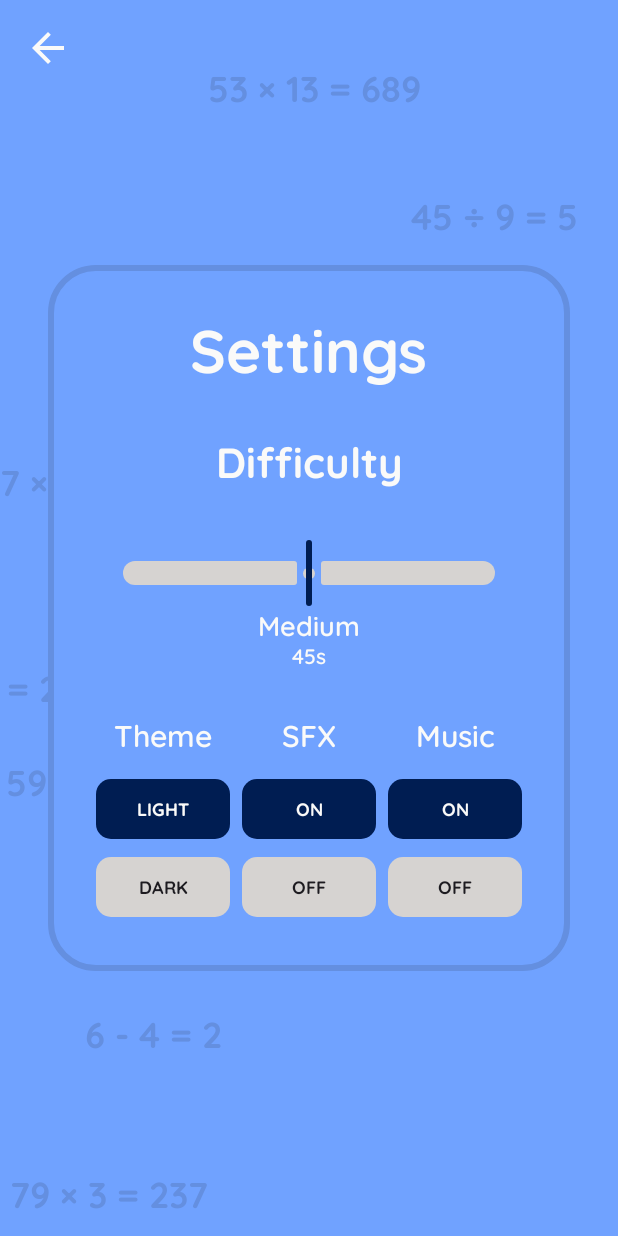
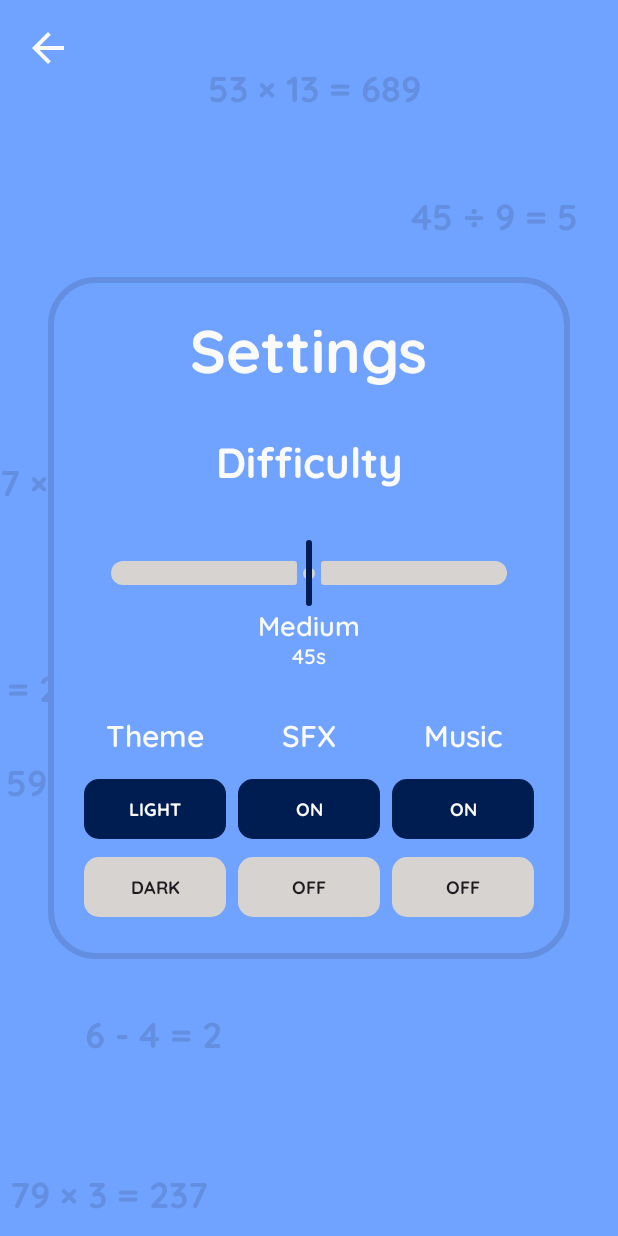
Before and after one commit to frichards17/QuickMaths, an Android app built with Jetpack Compose: the screen it shows after launch (MainActivity), after a tap on "SETTINGS", on a phone screen of 412 x 824 dp. Run offline under Robolectric (Android 15) with nearby library versions, the phone set to English and light mode, and no system bars.

```diff
--- a/app/src/main/java/com/frankrichards/quickmaths/components/CustomButton.kt
+++ b/app/src/main/java/com/frankrichards/quickmaths/components/CustomButton.kt
@@ -55,10 +55,10 @@ fun MenuButton_Preview(){
     }
 }
 
-@Preview(uiMode = Configuration.UI_MODE_NIGHT_YES)
+@Preview(uiMode = Configuration.UI_MODE_NIGHT_YES, widthDp = 110)
 @Composable
 fun MenuButton_Preview2(){
     QuickMathsTheme {
-        CustomButton("Click Me", onClick = {}, enabled = false)
+        CustomButton("Dark", onClick = {}, enabled = false)
     }
 }
--- a/app/src/main/java/com/frankrichards/quickmaths/components/PreferenceToggle.kt
+++ b/app/src/main/java/com/frankrichards/quickmaths/components/PreferenceToggle.kt
@@ -60,7 +60,7 @@ fun PreferenceToggle(
             text = secondaryButtonText,
             onClick = { onButtonPress(false) },
             textStyle = MaterialTheme.typography.buttonSmall,
-            textPadding = 2.dp,
+            textPadding = 0.dp,
             color = if(isPrimarySelected){
                 MaterialTheme.colorScheme.surface
             }else{
--- a/app/src/main/java/com/frankrichards/quickmaths/screens/MainMenu.kt
+++ b/app/src/main/java/com/frankrichards/quickmaths/screens/MainMenu.kt
@@ -44,7 +44,7 @@ fun MainMenu(
     val darkModeState by viewModel.settings.darkModeFlow.collectAsState(initial = false)
 
     LaunchedEffect(showButtons){
-        delay(1500)
+        delay(1000)
         showButtons = true
     }
 
--- a/app/src/main/java/com/frankrichards/quickmaths/screens/Settings.kt
+++ b/app/src/main/java/com/frankrichards/quickmaths/screens/Settings.kt
@@ -10,6 +10,7 @@ import androidx.compose.foundation.layout.padding
 import androidx.compose.foundation.layout.size
 import androidx.compose.foundation.shape.RoundedCornerShape
 import androidx.compose.material.icons.Icons
+import androidx.compose.material.icons.automirrored.filled.ArrowBack
 import androidx.compose.material.icons.filled.ArrowBack
 import androidx.compose.material3.Icon
 import androidx.compose.material3.IconButton
@@ -119,7 +120,7 @@ fun Settings(
                 modifier = Modifier.padding(8.dp)
             ) {
                 Icon(
-                    Icons.Filled.ArrowBack,
+                    Icons.AutoMirrored.Filled.ArrowBack,
                     "Back Icon",
                     tint = MaterialTheme.colorScheme.lightText,
                     modifier = Modifier.size(32.dp)
@@ -146,7 +147,7 @@ fun Settings(
                         width = 4.dp,
                         shape = RoundedCornerShape((32.dp))
                     )
-                    .padding(32.dp)
+                    .padding(24.dp)
             ){
                 Text(
                     "Settings",
```
Also changed, not shown: app/src/main/ic_launcher-playstore.png, app/src/main/res/mipmap-hdpi/ic_launcher.webp, app/src/main/res/mipmap-hdpi/ic_launcher_foreground.webp, app/src/main/res/mipmap-hdpi/ic_launcher_round.webp, app/src/main/res/mipmap-mdpi/ic_launcher.webp, app/src/main/res/mipmap-mdpi/ic_launcher_foreground.webp, app/src/main/res/mipmap-mdpi/ic_launcher_round.webp, app/src/main/res/mipmap-xhdpi/ic_launcher.webp, app/src/main/res/mipmap-xhdpi/ic_launcher_foreground.webp, app/src/main/res/mipmap-xhdpi/ic_launcher_round.webp, app/src/main/res/mipmap-xxhdpi/ic_launcher.webp, app/src/main/res/mipmap-xxhdpi/ic_launcher_foreground.webp, app/src/main/res/mipmap-xxhdpi/ic_launcher_round.webp, app/src/main/res/mipmap-xxxhdpi/ic_launcher.webp, 2 more files.
